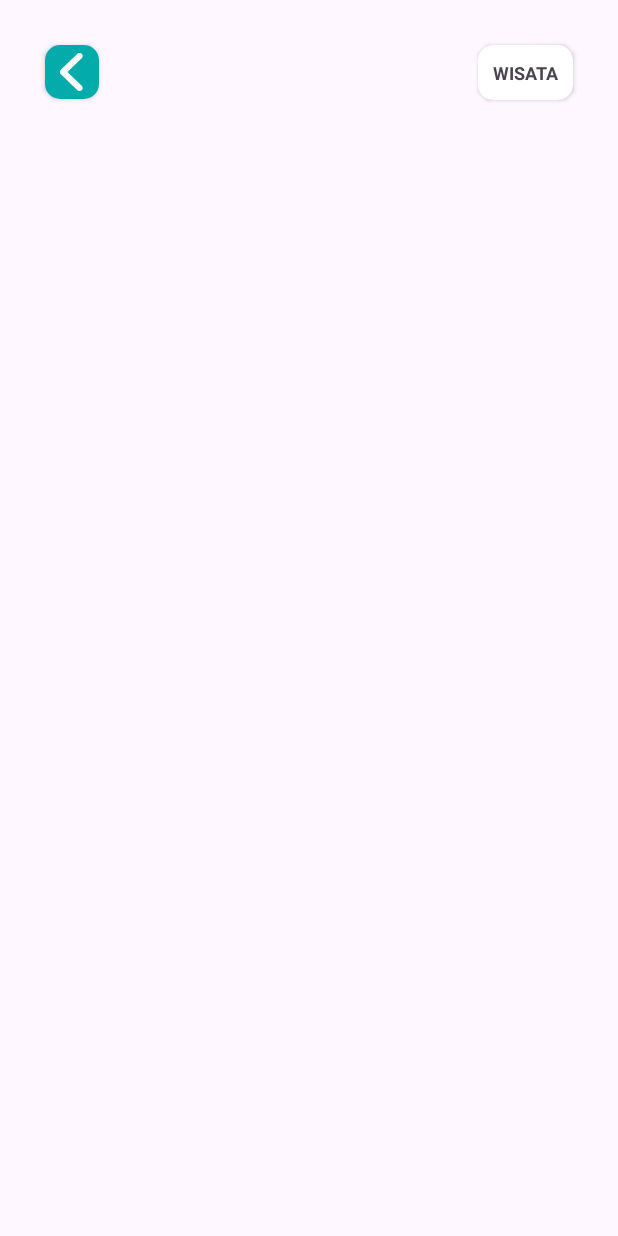
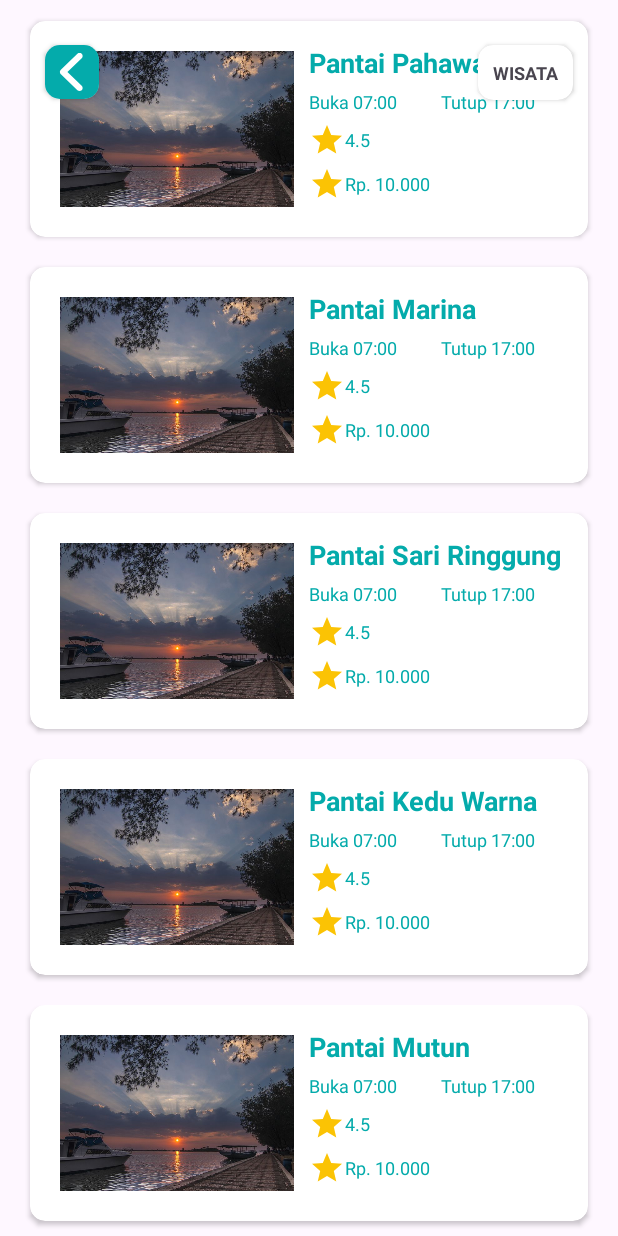
Before and after one commit to bedhoel05/Lampung-Explore, an Android app: the wisataActivity screen opened directly, with no data from a screen before it, on a phone screen of 412 x 824 dp. Run offline under Robolectric (Android 15) with nearby library versions, the phone set to English and light mode, and no system bars; our stand-ins replace Firebase (no records; nobody signed in at launch, a user with empty details on screens opened directly).

Commit message:
Add recycler view using JSON data

```diff
--- a/app/src/main/java/com/example/visitinglampung/wisata/adapterWisata.java
+++ /dev/null
@@ -1,63 +0,0 @@
-package com.example.visitinglampung.wisata;
-
-import android.content.Context;
-import android.view.LayoutInflater;
-import android.view.View;
-import android.view.ViewGroup;
-import android.widget.TextView;
-
-import androidx.annotation.NonNull;
-import androidx.recyclerview.widget.RecyclerView;
-
-import com.example.visitinglampung.R;
-
-import org.w3c.dom.Text;
-
-import java.util.ArrayList;
-
-public class adapterWisata extends RecyclerView.Adapter<adapterWisata.MyViewHolder> {
-
-    private Context context;
-    private ArrayList<dataWisata> dataWisatas;
-
-    public adapterWisata(Context cont, ArrayList<dataWisata> data){
-        context = cont;
-        dataWisatas = data;
-
-    }
-    @NonNull
-    @Override
-    public MyViewHolder onCreateViewHolder(@NonNull ViewGroup parent, int viewType) {
-        View view = LayoutInflater.from(parent.getContext()).inflate(R.layout.list_wisata, parent, false);
-        return new MyViewHolder(view);
-    }
-
-    @Override
-    public void onBindViewHolder(@NonNull MyViewHolder holder, int position) {
-
-        holder.txt_nama.setText(dataWisatas.get(position).getNama());
-        holder.jam.setText(dataWisatas.get(position).getJam());
-        holder.ticket.setText(Float.toString(dataWisatas.get(position).getTiket()));
-        holder.rating.setText(Float.toString(dataWisatas.get(position).getRating()));
-
-    }
-
-    @Override
-    public int getItemCount() {
-        return dataWisatas.size();
-    }
-
-    public class MyViewHolder extends RecyclerView.ViewHolder{
-
-        TextView txt_nama, alamat, jam, image, ticket, rating;
-        public MyViewHolder (@NonNull View itemView){
-            super(itemView);
-
-            txt_nama = itemView.findViewById(R.id.txt_list_wisata_nama);
-            jam= itemView.findViewById(R.id.txt_list_wisata_jam);
-            ticket = itemView.findViewById(R.id.txt_list_wisata_tikcet);
-            rating = itemView.findViewById(R.id.txt_list_wisata_rating);
-        }
-
-    }
-}
--- a/app/src/main/java/com/example/visitinglampung/wisata/wisataActivity.java
+++ b/app/src/main/java/com/example/visitinglampung/wisata/wisataActivity.java
@@ -21,16 +21,17 @@ import com.google.firebase.database.DatabaseReference;
 import com.google.firebase.database.FirebaseDatabase;
 import com.google.firebase.database.ValueEventListener;
 
+import org.json.JSONArray;
+import org.json.JSONException;
+import org.json.JSONObject;
+
 import java.util.ArrayList;
 
 public class wisataActivity extends AppCompatActivity {
 
-    private DatabaseReference reference;
-    ArrayList<dataWisata> list;
-    adapterWisata adapter;
-
-    private RecyclerView mRecycler;
-    private LinearLayoutManager mManager;
+    private RecyclerView recyclerView;
+    private wisataAdapter adapter;
+    private ArrayList<dataWisata> wisataArrayList;
 
 //    CardView cardWisata
     CardView cardToDashboard;
@@ -40,33 +41,22 @@ public class wisataActivity extends AppCompatActivity {
         super.onCreate(savedInstanceState);
         setContentView(R.layout.activity_wisata);
 
-        mRecycler = findViewById(R.id.recyclerWisata);
-        mRecycler.setHasFixedSize(true);
+        String jsonData =
+                "[{'nama':'Pantai Pahawang','jam_buka':'07:00','jam_tutup':'17:00','rating':'4.5','tiket':'Rp. 10.000'}," +
+                        "{'nama':'Pantai Marina','jam_buka':'07:00','jam_tutup':'17:00','rating':'4.5','tiket':'Rp. 10.000'}," +
+                        "{'nama':'Pantai Sari Ringgung','jam_buka':'07:00','jam_tutup':'17:00','rating':'4.5','tiket':'Rp. 10.000'}," +
+                        "{'nama':'Pantai Kedu Warna','jam_buka':'07:00','jam_tutup':'17:00','rating':'4.5','tiket':'Rp. 10.000'}," +
+                        "{'nama':'Pantai Mutun','jam_buka':'07:00','jam_tutup':'17:00','rating':'4.5','tiket':'Rp. 10.000'}]";
 
-        mManager = new LinearLayoutManager(this);
-        mManager.setReverseLayout(true);
-        mManager.setStackFromEnd(true);
-        mRecycler.setLayoutManager(mManager);
+        setData(jsonData);
 
-        reference = FirebaseDatabase.getInstance().getReference().child("wisata");
-        reference.addValueEventListener(new ValueEventListener() {
-            @Override
-            public void onDataChange(@NonNull DataSnapshot dataSnapshot) {
-                list = new ArrayList<>();
-                for (DataSnapshot dataSnapshot1: dataSnapshot.getChildren()){
-                    dataWisata wisata = dataSnapshot1.getValue(dataWisata.class);
-                    list.add(wisata);
-                }
-                adapter = new adapterWisata(getApplicationContext(), list);
-                mRecycler.setAdapter(adapter);
-            }
+        recyclerView = (RecyclerView) findViewById(R.id.recyclerWisata);
+        adapter = new wisataAdapter(wisataArrayList);
 
-            @Override
-            public void onCancelled(@NonNull DatabaseError error) {
-                Toast.makeText(getApplicationContext(), "Terjadi Kesalahan: " + error.getMessage(), Toast.LENGTH_LONG).show();
-                Log.e("FirebaseError", "Firebase error: " + error.getMessage());
-            }
-        });
+        RecyclerView.LayoutManager layoutManager = new LinearLayoutManager(wisataActivity.this);
+        recyclerView.setLayoutManager(layoutManager);
+        recyclerView.setAdapter(adapter);
+
 
 
 //        Code Intent
@@ -83,4 +73,24 @@ public class wisataActivity extends AppCompatActivity {
             startActivity(goDashboard);
         });
     }
+
+    void setData(String jsonString) {
+        try {
+            JSONArray jsonArray= new JSONArray(jsonString);
+            wisataArrayList = new ArrayList<>();
+            for (int i=0; i<jsonArray.length(); i++){
+                JSONObject jsonObject = jsonArray.getJSONObject(i);
+                dataWisata wisata = new dataWisata
+                        (jsonObject.getString("nama"),
+                                jsonObject.getString("jam_buka"),
+                                jsonObject.getString("jam_tutup"),
+                                jsonObject.getString("rating"),
+                                jsonObject.getString("tiket"));
+
+                wisataArrayList.add(wisata);
+            }
+        }catch (JSONException e){
+            e.printStackTrace();
+        }
+    }
 }
--- /dev/null
+++ b/app/src/main/java/com/example/visitinglampung/wisata/wisataAdapter.java
@@ -0,0 +1,62 @@
+package com.example.visitinglampung.wisata;
+
+import android.content.Context;
+import android.view.LayoutInflater;
+import android.view.View;
+import android.view.ViewGroup;
+import android.widget.TextView;
+
+import androidx.annotation.NonNull;
+import androidx.recyclerview.widget.RecyclerView;
+
+import com.example.visitinglampung.R;
+
+import org.w3c.dom.Text;
+
+import java.util.ArrayList;
+
+public class wisataAdapter extends RecyclerView.Adapter<wisataAdapter.wisataViewHolder> {
+
+    private ArrayList<dataWisata> dataList;
+    public wisataAdapter(ArrayList<dataWisata> dataList){
+        this.dataList = dataList;
+    }
+
+    @NonNull
+    @Override
+    public wisataAdapter.wisataViewHolder onCreateViewHolder(@NonNull ViewGroup viewGroup, int viewType) {
+        LayoutInflater layoutInflater = LayoutInflater.from(viewGroup.getContext());
+        View view = layoutInflater.inflate(R.layout.list_wisata, viewGroup, false);
+        return new wisataViewHolder(view);
+    }
+
+    @Override
+    public void onBindViewHolder(@NonNull wisataAdapter.wisataViewHolder wisataViewHolder, int position) {
+        wisataViewHolder.nama.setText(dataList.get(position).getNama());
+        wisataViewHolder.jam_buka.setText(dataList.get(position).getJam_buka());
+        wisataViewHolder.jam_tutup.setText(dataList.get(position).getJam_tutup());
+        wisataViewHolder.rating.setText(dataList.get(position).getRating());
+        wisataViewHolder.tiket.setText(dataList.get(position).getTiket());
+    }
+
+    @Override
+    public int getItemCount() {
+        return (dataList != null) ? dataList.size():0;
+    }
+
+
+    public class wisataViewHolder extends RecyclerView.ViewHolder {
+        private TextView nama, jam_buka, jam_tutup, rating, tiket;
+
+        public wisataViewHolder (@NonNull View itemView){
+            super(itemView);
+
+            nama = itemView.findViewById(R.id.txt_list_wisata_nama);
+            jam_buka = itemView.findViewById(R.id.txt_list_wisata_jamBuka);
+            jam_tutup = itemView.findViewById(R.id.txt_list_wisata_jamTutup);
+            rating = itemView.findViewById(R.id.txt_list_wisata_rating);
+            tiket = itemView.findViewById(R.id.txt_list_wisata_tikcet);
+
+        }
+    }
+}
--- a/app/src/main/res/layout/activity_register.xml
+++ b/app/src/main/res/layout/activity_register.xml
@@ -23,7 +23,8 @@
             android:layout_margin="30dp"
             android:adjustViewBounds="true"
             android:padding="15dp"
-            android:src="@drawable/logo_app" />
+            android:src="@drawable/logo_app"
+            app:srcCompat="@drawable/logo" />
 
         <TextView
             android:id="@+id/textView2"
--- a/app/src/main/res/layout/list_wisata.xml
+++ b/app/src/main/res/layout/list_wisata.xml
@@ -1,11 +1,8 @@
 <?xml version="1.0" encoding="utf-8"?>
-<androidx.constraintlayout.widget.ConstraintLayout xmlns:android="http://schemas.android.com/apk/res/android"
+<androidx.cardview.widget.CardView
+    xmlns:android="http://schemas.android.com/apk/res/android"
     xmlns:app="http://schemas.android.com/apk/res-auto"
     xmlns:tools="http://schemas.android.com/tools"
-    android:layout_width="match_parent"
-    android:layout_height="match_parent">
-
-    <androidx.cardview.widget.CardView
     android:id="@+id/card_Wisata"
     android:layout_width="match_parent"
     android:layout_height="wrap_content"
@@ -13,7 +10,8 @@
     app:cardCornerRadius="10dp"
     app:layout_constraintEnd_toEndOf="parent"
     app:layout_constraintStart_toStartOf="parent"
-        app:layout_constraintTop_toTopOf="parent">
+    app:layout_constraintTop_toTopOf="parent"
+    >
 
     <LinearLayout
         android:layout_width="match_parent"
@@ -47,15 +45,31 @@
                 android:textSize="18sp"
                 android:textStyle="bold" />
 
+            <LinearLayout
+                android:layout_width="match_parent"
+                android:layout_height="match_parent"
+                android:orientation="horizontal">
+
                 <TextView
-                    android:id="@+id/txt_list_wisata_jam"
+                    android:id="@+id/txt_list_wisata_jamBuka"
                     android:layout_width="match_parent"
                     android:layout_height="wrap_content"
                     android:layout_marginTop="5dp"
                     android:layout_weight="1"
-                    android:text="Buka 07:00 - 09:00"
+                    android:text="Buka 07:00"
                     android:textColor="@color/primary"
                     android:textSize="12sp" />
+
+                <TextView
+                    android:id="@+id/txt_list_wisata_jamTutup"
+                    android:layout_width="match_parent"
+                    android:layout_height="wrap_content"
+                    android:layout_marginTop="5dp"
+                    android:layout_weight="1"
+                    android:text="Tutup 09:00"
+                    android:textColor="@color/primary"
+                    android:textSize="12sp" />
+            </LinearLayout>
 
             <LinearLayout
                 android:layout_width="match_parent"
@@ -111,4 +125,3 @@
         </LinearLayout>
     </LinearLayout>
 </androidx.cardview.widget.CardView>
-</androidx.constraintlayout.widget.ConstraintLayout>
```
Also changed, not shown: app/src/main/java/com/example/visitinglampung/registerActivity.java (+30 -21 lines), app/src/main/java/com/example/visitinglampung/wisata/dataWisata.java (+30 -50 lines). Lines whose indentation alone changed are shown as unchanged.
